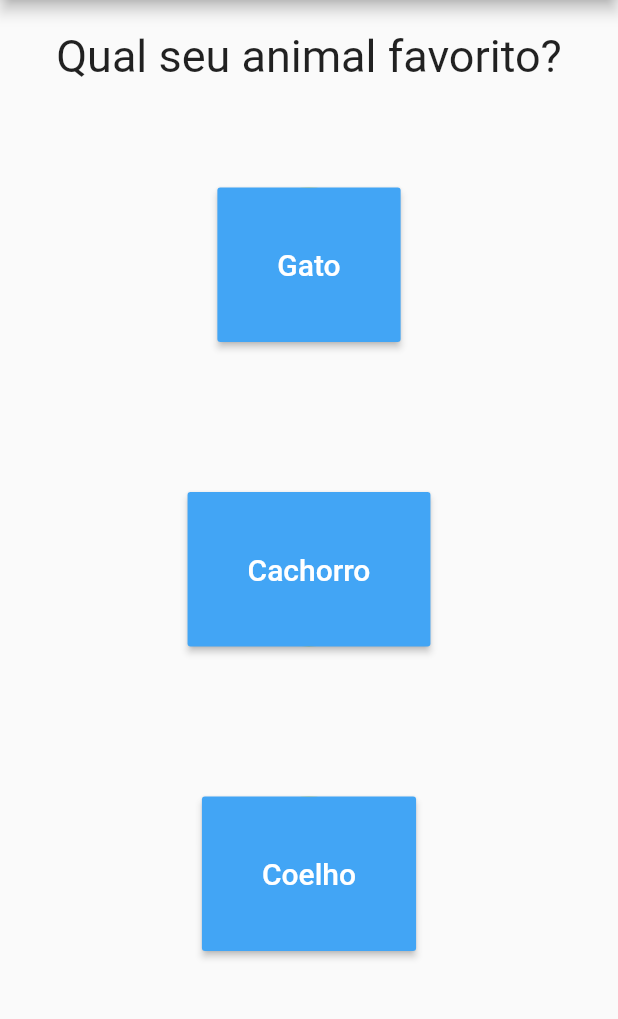
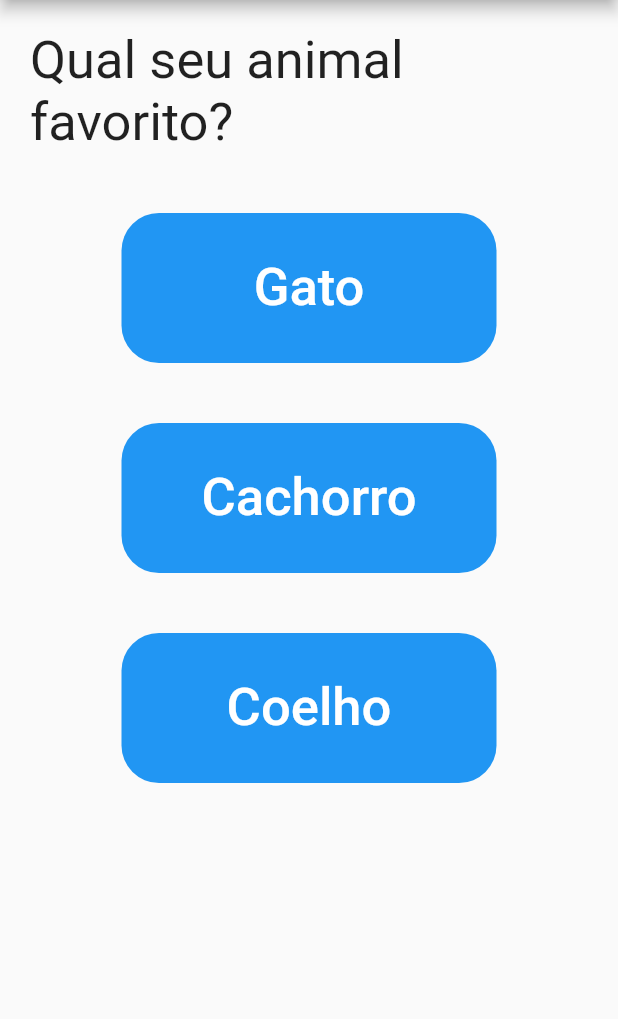
Before and after one commit to kiszewski/quiz-flutter, a Flutter app: the screen it shows after launch, after a tap on "Amarelo", on a phone screen of 412 x 824 dp, the part 84-1103 px from its top. Run offline on Flutter 3.47's test engine with Material 2 defaults, Android fonts, the phone set to English and light mode, and no system bars.

Commit message:
adicionado pontuação final e ajuste visual

```diff
--- a/lib/main.dart
+++ b/lib/main.dart
@@ -10,53 +10,55 @@ class _PerguntaAppState extends State<PerguntasApp> {
     {
       'pergunta': 'Qual sua cor favorita?',
       'respostas': [
-        {'texto': 'Amarelo', 'peso': 10},
-        {'texto': 'Azul', 'peso': 10},
-        {'texto': 'Verde', 'peso': 10}
+        {'texto': 'Amarelo', 'pontuacao': 10},
+        {'texto': 'Azul', 'pontuacao': 5},
+        {'texto': 'Verde', 'pontuacao': 1}
       ]
     },
     {
       'pergunta': 'Qual seu animal favorito?',
       'respostas': [
-        {'texto': 'Gato', 'peso': 10},
-        {'texto': 'Cachorro', 'peso': 10},
-        {'texto': 'Coelho', 'peso': 10}
+        {'texto': 'Gato', 'pontuacao': 8},
+        {'texto': 'Cachorro', 'pontuacao': 7},
+        {'texto': 'Coelho', 'pontuacao': 2}
       ]
     },
     {
       'pergunta': 'Qual seu time favorito?',
       'respostas': [
-        {'texto': 'RealMadrid', 'peso': 10},
-        {'texto': 'Chelsea', 'peso': 10},
-        {'texto': 'Inter', 'peso': 10}
+        {'texto': 'Real Madrid', 'pontuacao': 5},
+        {'texto': 'Chelsea', 'pontuacao': 3},
+        {'texto': 'Inter', 'pontuacao': 7}
       ]
     },
     {
       'pergunta': 'Qual sua comida favorito?',
       'respostas': [
-        {'texto': 'Batatafrita', 'peso': 10},
-        {'texto': 'Arroz', 'peso': 10},
-        {'texto': 'Pastel', 'peso': 10}
+        {'texto': 'Batata frita', 'pontuacao': 8},
+        {'texto': 'Arroz', 'pontuacao': 2},
+        {'texto': 'Pastel', 'pontuacao': 5}
       ]
     },
     {
       'pergunta': 'Qual seu jogo favorito?',
       'respostas': [
-        {'texto': 'Overwatch', 'peso': 10},
-        {'texto': 'Fortnite', 'peso': 10},
-        {'texto': 'Fifa', 'peso': 10}
+        {'texto': 'Overwatch', 'pontuacao': 6},
+        {'texto': 'Fortnite', 'pontuacao': 9},
+        {'texto': 'Fifa', 'pontuacao': 8}
       ]
     },
   ];
   var _perguntaAtual = 0;
+  var _pontuacaoAtual = 0;
 
-  void _responder() {
-    print(_perguntaAtual);
+  void _responder(int pontuacao) {
     if (existePerguntaSelecionada) {
       setState(() {
         //Qualquer alteração de estado precisa ser feita dentro desse metodo,
         //de forma reativa ele ira atualizar a interface grafica
         _perguntaAtual++;
+        _pontuacaoAtual += pontuacao;
+        print(_pontuacaoAtual);
       });
     }
   }
@@ -64,6 +66,7 @@ class _PerguntaAppState extends State<PerguntasApp> {
   void _restaurarPerguntas() {
     setState(() {
       _perguntaAtual = 0;
+      _pontuacaoAtual = 0;
     });
   }
 
@@ -96,7 +99,7 @@ class _PerguntaAppState extends State<PerguntasApp> {
                   pergunta: _perguntas[_perguntaAtual]['pergunta'],
                   respostas: respostas,
                   responder: _responder)
-              : Resultado(),
+              : Resultado(_pontuacaoAtual),
         ),
       ),
     );
--- a/lib/questao.dart
+++ b/lib/questao.dart
@@ -12,7 +12,7 @@ class Questao extends StatelessWidget {
       child: Text(
         texto,
         style: TextStyle(
-          fontSize: 30
+          fontSize: 35
         ),
         ),
     );
--- a/lib/questionario.dart
+++ b/lib/questionario.dart
@@ -5,7 +5,7 @@ import 'resposta.dart';
 class Questionario extends StatelessWidget {
   final String _pergunta;
   final List<Map<String, Object>> _respostas;
-  final void Function() _responder;
+  final void Function(int) _responder;
 
   Questionario({pergunta, respostas, responder})
       : _pergunta = pergunta,
@@ -16,7 +16,11 @@ class Questionario extends StatelessWidget {
   Widget build(BuildContext context) {
     return Column(children: <Widget>[
       Questao(_pergunta),
-      ..._respostas.map((resp) => Resposta(resp['texto'], _responder)).toList()
+      ..._respostas.map((resp) {
+        return Resposta(
+          resp['texto'],
+          () => _responder(resp['pontuacao']));
+      }).toList()
     ]);
   }
 }
--- a/lib/resposta.dart
+++ b/lib/resposta.dart
@@ -9,17 +9,21 @@ class Resposta extends StatelessWidget {
   @override
   Widget build(BuildContext context) {
     return Container(
-      margin: EdgeInsets.all(50),
+      margin: EdgeInsets.all(20),
+      padding: EdgeInsets.all(10),
+      height: 100,
+      width: 250,
       decoration: BoxDecoration(
-        color: Colors.yellow,
-        shape: BoxShape.circle,
-        // borderRadius: BorderRadius.all(Radius.circular(50))
+        color: Colors.blue,
+        shape: BoxShape.rectangle,
+        borderRadius: BorderRadius.all(Radius.circular(25))
       ),
       child: RaisedButton(
-        color: Colors.blue[400],
+        elevation: 0,
+        color: Colors.blue,
+
         textColor: Colors.white,
-        padding: EdgeInsets.all(40),
-        child: Text(texto, style: TextStyle(fontSize: 20)),
+        child: Text(texto, style: TextStyle(fontSize: 35)),
         onPressed: cb,
       ),
     );
--- a/lib/resultado.dart
+++ b/lib/resultado.dart
@@ -1,11 +1,15 @@
 import 'package:flutter/material.dart';
 
 class Resultado extends StatelessWidget {
+  final int _pontuacaoFinal;
+
+  Resultado(this._pontuacaoFinal);
+
   @override
   Widget build(BuildContext context) {
     return Container(
       child: Text(
-        'Parabéns',
+        'Parabéns, nota: $_pontuacaoFinal',
         style: TextStyle(
           fontSize: 35
         ))
```
